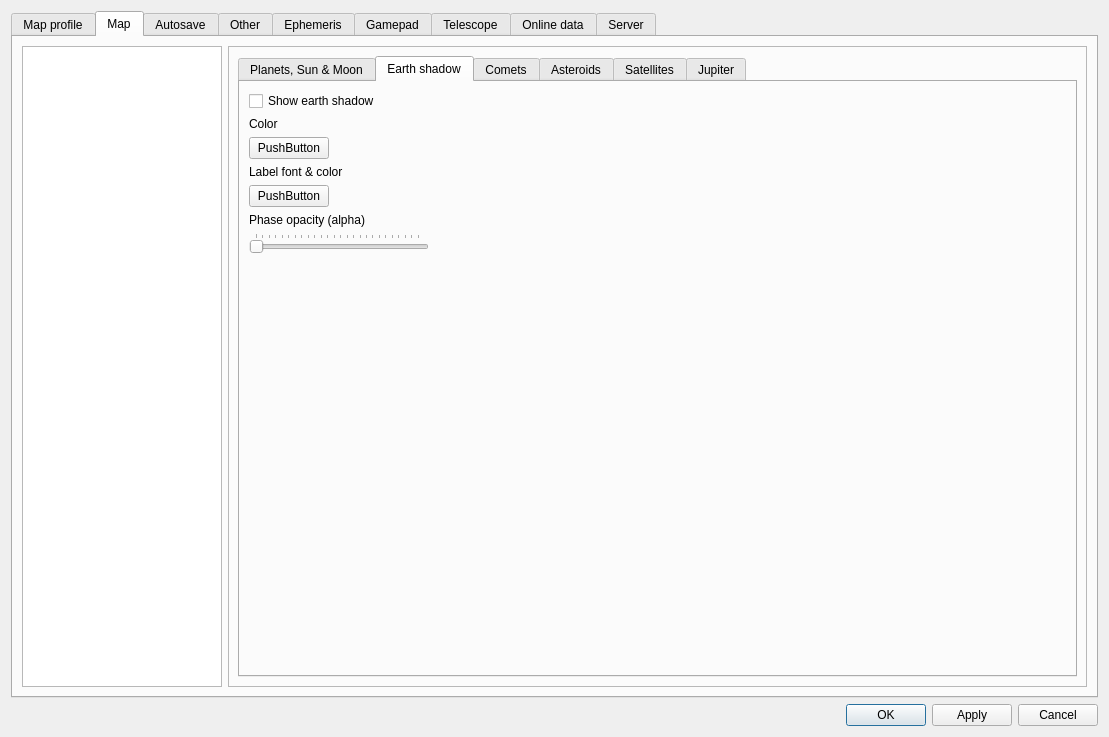
The window that csetting.ui (PavelMr/skytechx) describes before a commit, drawn with Qt 5.
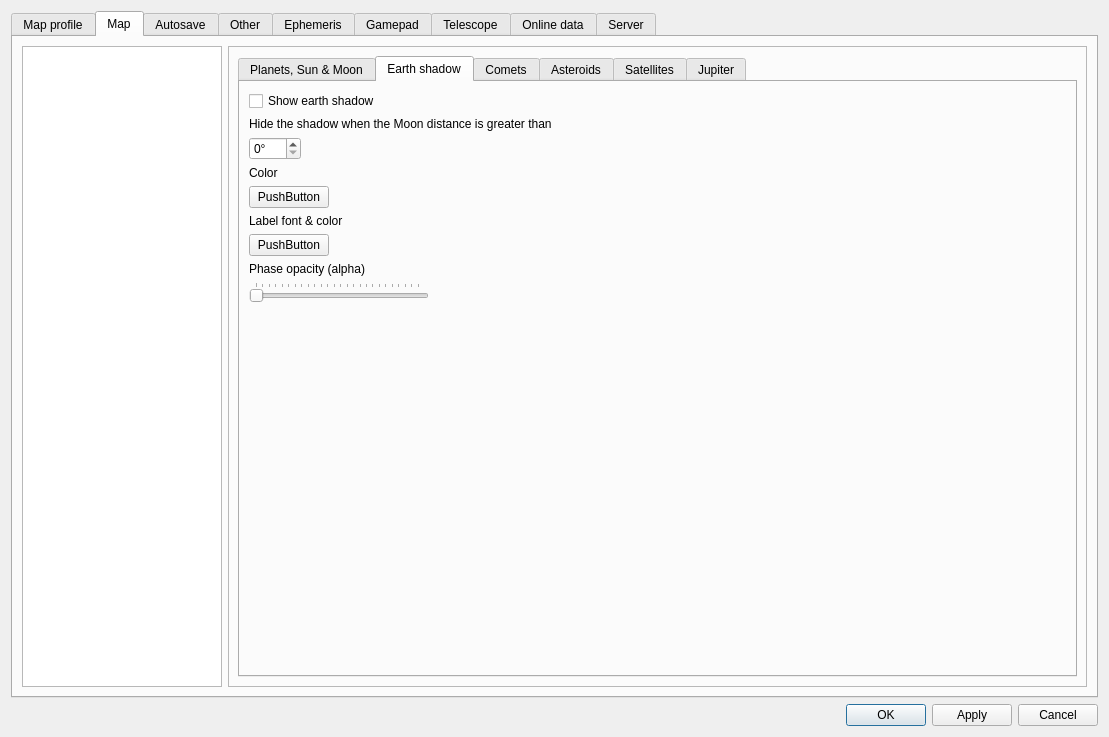
The same window after the commit. The open tabs and pages were chosen to show the change. Icons and pictures are not drawn. Custom widgets are drawn as their Qt base class.

What changed in the file:
```diff
--- a/csetting.ui
+++ b/csetting.ui
@@ -2716,42 +2716,42 @@
                 <layout class="QVBoxLayout" name="verticalLayout_43">
                  <item>
                   <layout class="QFormLayout" name="formLayout_10">
-                   <item row="1" column="0">
+                   <item row="3" column="0">
                     <widget class="QLabel" name="label_53">
                      <property name="text">
                       <string>Color</string>
                      </property>
                     </widget>
                    </item>
-                   <item row="2" column="0">
+                   <item row="4" column="0">
                     <widget class="CPushColorButton" name="pushButton_41">
                      <property name="text">
                       <string>PushButton</string>
                      </property>
                     </widget>
                    </item>
-                   <item row="3" column="0">
+                   <item row="5" column="0">
                     <widget class="QLabel" name="label_55">
                      <property name="text">
                       <string>Label font &amp; color</string>
                      </property>
                     </widget>
                    </item>
-                   <item row="4" column="0">
+                   <item row="6" column="0">
                     <widget class="CFontColorButton" name="pushButton_42">
                      <property name="text">
                       <string>PushButton</string>
                      </property>
                     </widget>
                    </item>
-                   <item row="5" column="0">
+                   <item row="7" column="0">
                     <widget class="QLabel" name="label_54">
                      <property name="text">
                       <string>Phase opacity (alpha)</string>
                      </property>
                     </widget>
                    </item>
-                   <item row="6" column="0">
+                   <item row="8" column="0">
                     <widget class="QSlider" name="horizontalSlider_15">
                      <property name="sizePolicy">
                       <sizepolicy hsizetype="Fixed" vsizetype="Fixed">
@@ -2783,6 +2783,23 @@
                      </property>
                     </widget>
                    </item>
+                   <item row="1" column="0">
+                    <widget class="QLabel" name="label_136">
+                     <property name="text">
+                      <string>Hide the shadow when the Moon distance is greater than</string>
+                     </property>
+                    </widget>
+                   </item>
+                   <item row="2" column="0">
+                    <widget class="QSpinBox" name="spinBox_10">
+                     <property name="suffix">
+                      <string>°</string>
+                     </property>
+                     <property name="maximum">
+                      <number>180</number>
+                     </property>
+                    </widget>
+                   </item>
                   </layout>
                  </item>
                 </layout>
```
Left out of the diff: 6 changed lines with no effect on the pictures.
